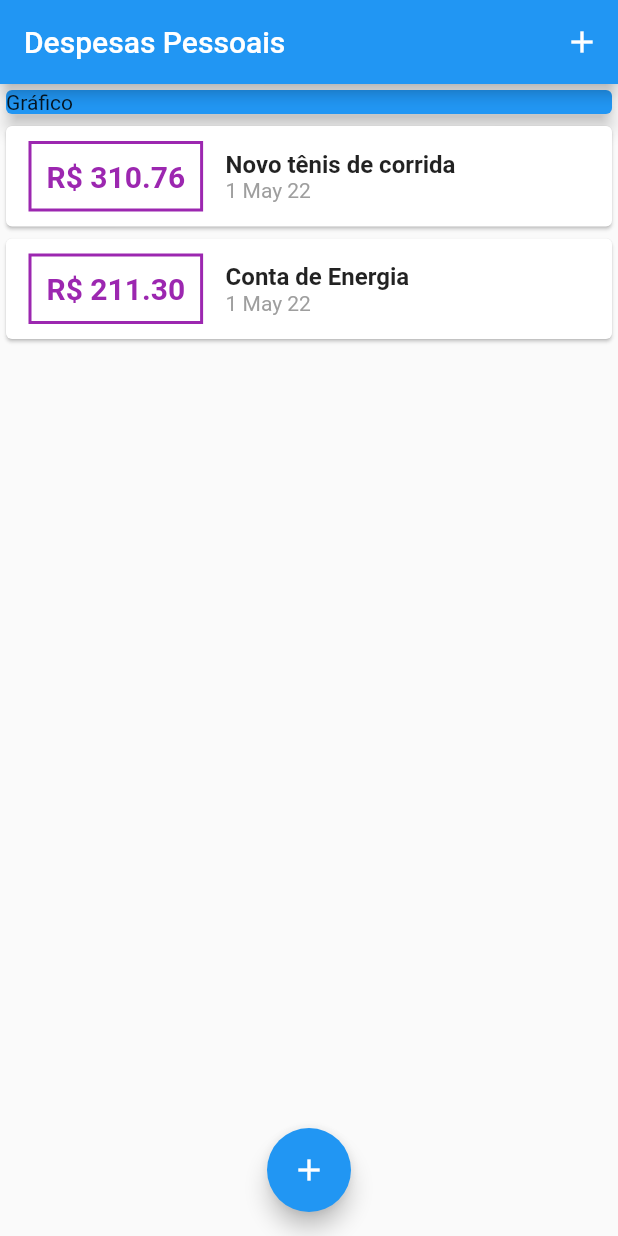
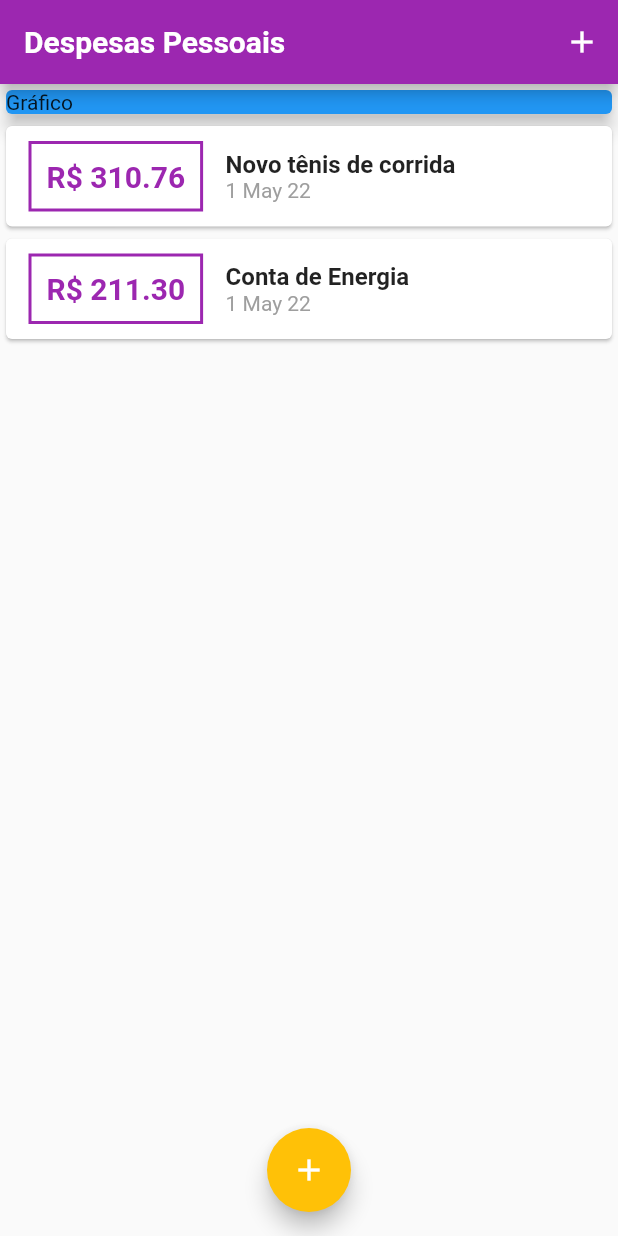
Before and after one commit to fhtozetto/Exenses, a Flutter app: the screen it shows after launch, on a phone screen of 412 x 824 dp. Run offline on Flutter 3.47's test engine with Material 2 defaults, Android fonts, the phone set to English and light mode, and no system bars; Roboto replaces fonts that are missing (OpenSans).

Commit message:
Style with theme

```diff
--- a/lib/components/transaction_list.dart
+++ b/lib/components/transaction_list.dart
@@ -27,16 +27,16 @@ class TransactionList extends StatelessWidget {
                   ),
                   decoration: BoxDecoration(
                       border: Border.all(
-                    color: Colors.purple,
+                    color: Theme.of(context).colorScheme.primary,
                     width: 2,
                   )),
                   padding: const EdgeInsets.all(10),
                   child: Text(
                     'R\$ ${tr.value.toStringAsFixed(2)}',
-                    style: const TextStyle(
+                    style: TextStyle(
                         fontWeight: FontWeight.bold,
                         fontSize: 20,
-                        color: Colors.purple),
+                        color: Theme.of(context).colorScheme.primary),
                   ),
                 ),
                 Column(
--- a/lib/main.dart
+++ b/lib/main.dart
@@ -11,8 +11,31 @@ class ExpensesApp extends StatelessWidget {
   const ExpensesApp({Key? key}) : super(key: key);
   @override
   Widget build(BuildContext context) {
-    return const MaterialApp(
-      home: MyHomePage(),
+    final ThemeData tema = ThemeData();
+
+    return MaterialApp(
+      home: const MyHomePage(),
+      theme: tema.copyWith(
+        colorScheme: tema.colorScheme.copyWith(
+          primary: Colors.purple,
+          secondary: Colors.amber,
+        ),
+        textTheme: tema.textTheme.copyWith(
+          headline6: const TextStyle(
+            fontFamily: 'openSans',
+            fontSize: 18,
+            fontWeight: FontWeight.bold,
+            color: Colors.black,
+          ),
+        ),
+        appBarTheme: const AppBarTheme(
+          titleTextStyle: TextStyle(
+            fontFamily: 'OpenSans',
+            fontSize: 20,
+            fontWeight: FontWeight.bold,
+          ),
+        ),
+      ),
     );
   }
 }
```
